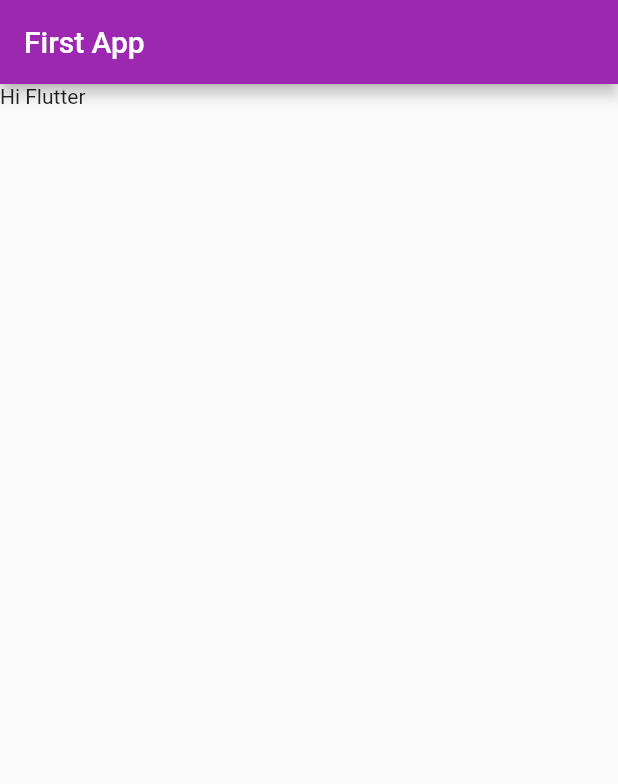
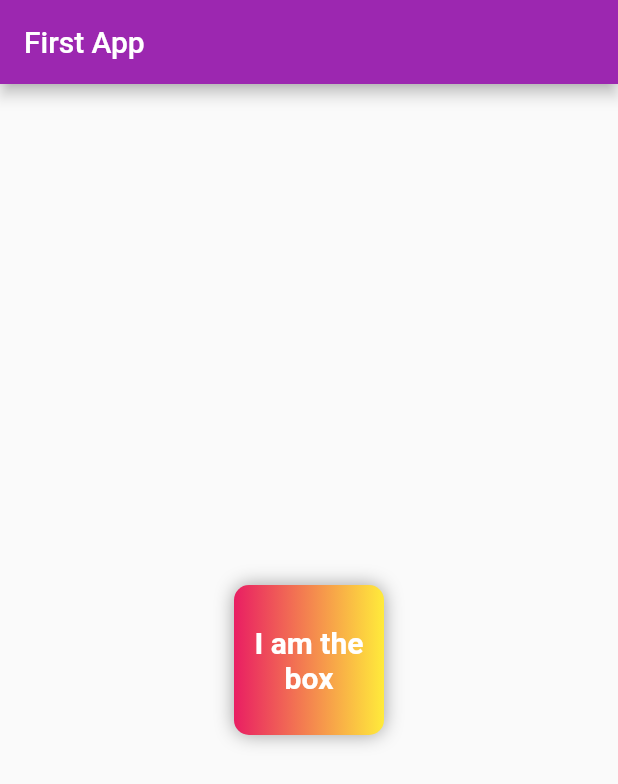
Before and after one commit to MianJawadAhmad/flutterfirstapp, a Flutter app: the screen it shows after launch, on a phone screen of 412 x 824 dp. Shown: the top 784 px of the screen. Run offline on Flutter 3.47's test engine with Material 2 defaults, Android fonts, the phone set to English and light mode, and no system bars.

Commit message:
Update main.dart

```diff
--- a/lib/main.dart
+++ b/lib/main.dart
@@ -1,26 +1,51 @@
 import 'package:flutter/widgets.dart';
 import 'package:flutter/material.dart';
 
-void main(){
+void main() {
   // widgets app //materialApp // CupertinoApp
   runApp(MaterialApp(
     home: HomePage(),
     theme: ThemeData(
       primarySwatch: Colors.purple,
-      ),
+    ),
   ));
 }
 
-class  HomePage extends StatelessWidget {
+class HomePage extends StatelessWidget {
   @override
   Widget build(BuildContext context) {
     return Scaffold(
-      appBar: AppBar(
-        title: Text('First App'),
+        appBar: AppBar(
+          title: Text("First App"),
         ),
-        body: Container(
-          child: Text('Hi Flutter'),
-        )
-    );
+        body: Center(
+            child: Container(
+          padding: const EdgeInsets.all(8),
+          width: 100,
+          height: 100,
+          alignment: Alignment.center,
+          decoration: BoxDecoration(
+              color: Colors.red,
+              borderRadius: BorderRadius.circular(10),
+              gradient: LinearGradient(colors: [
+                Colors.pink,
+                Colors.yellow,
+              ]),
+              boxShadow: [
+                BoxShadow(
+                  color: Colors.grey,
+                  blurRadius: 10,
+                )
+              ]),
+          child: Text(
+            "I am the box",
+            textAlign: TextAlign.center,
+            style: TextStyle(
+              fontSize: 20,
+              color: Colors.white,
+              fontWeight: FontWeight.bold,
+            ),
+          ),
+        )));
   }
 }
```
